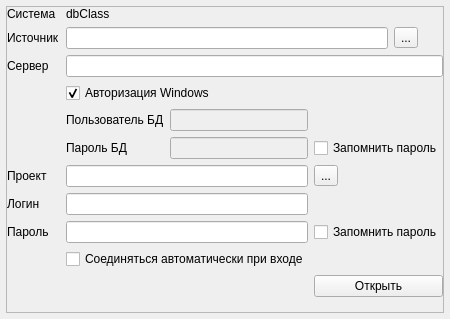
The window that client/tqconnectwidget.ui (sshmakov/Traquera) describes before a commit, drawn with Qt 5.
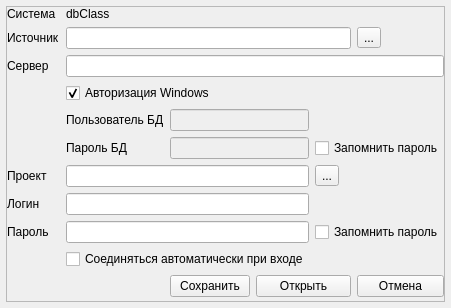
The same window after the commit.

What changed in the file:
```diff
--- a/client/tqconnectwidget.ui
+++ b/client/tqconnectwidget.ui
@@ -6,8 +6,8 @@
    <rect>
     <x>0</x>
     <y>0</y>
-    <width>450</width>
-    <height>319</height>
+    <width>451</width>
+    <height>308</height>
    </rect>
   </property>
   <property name="windowTitle">
@@ -17,7 +17,16 @@
    <property name="spacing">
     <number>6</number>
    </property>
-   <property name="margin">
+   <property name="leftMargin">
+    <number>6</number>
+   </property>
+   <property name="topMargin">
+    <number>6</number>
+   </property>
+   <property name="rightMargin">
+    <number>6</number>
+   </property>
+   <property name="bottomMargin">
     <number>6</number>
    </property>
    <item>
@@ -38,7 +47,16 @@
       <property name="spacing">
        <number>0</number>
       </property>
-      <property name="margin">
+      <property name="leftMargin">
+       <number>0</number>
+      </property>
+      <property name="topMargin">
+       <number>0</number>
+      </property>
+      <property name="rightMargin">
+       <number>0</number>
+      </property>
+      <property name="bottomMargin">
        <number>0</number>
       </property>
       <item>
@@ -49,23 +67,20 @@
         <property name="spacing">
          <number>6</number>
         </property>
-        <item row="0" column="1" colspan="2">
+        <item row="10" column="1" colspan="4">
+         <widget class="QCheckBox" name="autoLoginCheck">
+          <property name="text">
+           <string>Соединяться автоматически при входе</string>
+          </property>
+         </widget>
+        </item>
+        <item row="0" column="1" colspan="3">
          <widget class="QLabel" name="dbClassLabel">
           <property name="text">
            <string notr="true">dbClass</string>
           </property>
          </widget>
         </item>
-        <item row="6" column="2">
-         <widget class="QLineEdit" name="sqlPassEdit">
-          <property name="enabled">
-           <bool>false</bool>
-          </property>
-          <property name="echoMode">
-           <enum>QLineEdit::Password</enum>
-          </property>
-         </widget>
-        </item>
         <item row="4" column="1">
          <widget class="QLabel" name="label_9">
           <property name="text">
@@ -73,41 +88,10 @@
           </property>
          </widget>
         </item>
-        <item row="6" column="1">
-         <widget class="QLabel" name="label_5">
-          <property name="text">
-           <string>Пароль БД</string>
-          </property>
-         </widget>
-        </item>
-        <item row="2" column="0">
-         <widget class="QLabel" name="label">
-          <property name="text">
-           <string>Сервер</string>
-          </property>
-         </widget>
-        </item>
-        <item row="1" column="0">
-         <widget class="QLabel" name="label_7">
-          <property name="text">
-           <string>Источник</string>
-          </property>
-          <property name="buddy">
-           <cstring>dbmsEdit</cstring>
-          </property>
-         </widget>
-        </item>
-        <item row="7" column="0">
-         <widget class="QLabel" name="label_2">
-          <property name="text">
-           <string>Проект</string>
-          </property>
-         </widget>
-        </item>
-        <item row="0" column="0">
-         <widget class="QLabel" name="label_8">
-          <property name="text">
-           <string>Система</string>
+        <item row="9" column="1" colspan="3">
+         <widget class="QLineEdit" name="passwordEdit">
+          <property name="echoMode">
+           <enum>QLineEdit::Password</enum>
           </property>
          </widget>
         </item>
@@ -118,17 +102,17 @@
           </property>
          </widget>
         </item>
-        <item row="9" column="0">
-         <widget class="QLabel" name="label_6">
+        <item row="0" column="0">
+         <widget class="QLabel" name="label_8">
           <property name="text">
-           <string>Пароль</string>
+           <string>Система</string>
           </property>
          </widget>
         </item>
-        <item row="7" column="1" colspan="2">
+        <item row="7" column="1" colspan="3">
          <widget class="QLineEdit" name="projectEdit"/>
         </item>
-        <item row="3" column="1" colspan="3">
+        <item row="3" column="1" colspan="4">
          <widget class="QCheckBox" name="trustedUserBox">
           <property name="text">
            <string>Авторизация Windows</string>
@@ -138,10 +122,95 @@
           </property>
          </widget>
         </item>
-        <item row="10" column="1" colspan="3">
-         <widget class="QCheckBox" name="autoLoginCheck">
+        <item row="9" column="0">
+         <widget class="QLabel" name="label_6">
           <property name="text">
-           <string>Соединяться автоматически при входе</string>
+           <string>Пароль</string>
+          </property>
+         </widget>
+        </item>
+        <item row="2" column="0">
+         <widget class="QLabel" name="label">
+          <property name="text">
+           <string>Сервер</string>
+          </property>
+         </widget>
+        </item>
+        <item row="6" column="1">
+         <widget class="QLabel" name="label_5">
+          <property name="text">
+           <string>Пароль БД</string>
+          </property>
+         </widget>
+        </item>
+        <item row="7" column="0">
+         <widget class="QLabel" name="label_2">
+          <property name="text">
+           <string>Проект</string>
+          </property>
+         </widget>
+        </item>
+        <item row="1" column="0">
+         <widget class="QLabel" name="label_7">
+          <property name="text">
+           <string>Источник</string>
+          </property>
+          <property name="buddy">
+           <cstring>dbmsEdit</cstring>
+          </property>
+         </widget>
+        </item>
+        <item row="1" column="5">
+         <widget class="QToolButton" name="btnDBMS">
+          <property name="text">
+           <string>...</string>
+          </property>
+         </widget>
+        </item>
+        <item row="6" column="4" colspan="2">
+         <widget class="QCheckBox" name="saveDBPasswordCheck">
+          <property name="text">
+           <string>Запомнить пароль</string>
+          </property>
+         </widget>
+        </item>
+        <item row="9" column="4" colspan="2">
+         <widget class="QCheckBox" name="savePasswordCheck">
+          <property name="text">
+           <string>Запомнить пароль</string>
+          </property>
+         </widget>
+        </item>
+        <item row="8" column="1" colspan="3">
+         <widget class="QLineEdit" name="userEdit"/>
+        </item>
+        <item row="2" column="1" colspan="5">
+         <widget class="QLineEdit" name="serverEdit"/>
+        </item>
+        <item row="1" column="1" colspan="4">
+         <widget class="QLineEdit" name="dbmsEdit"/>
+        </item>
+        <item row="7" column="4">
+         <widget class="QToolButton" name="btnProjects">
+          <property name="text">
+           <string>...</string>
+          </property>
+         </widget>
+        </item>
+        <item row="4" column="2" colspan="2">
+         <widget class="QLineEdit" name="sqlUserEdit">
+          <property name="enabled">
+           <bool>false</bool>
+          </property>
+         </widget>
+        </item>
+        <item row="6" column="2" colspan="2">
+         <widget class="QLineEdit" name="sqlPassEdit">
+          <property name="enabled">
+           <bool>false</bool>
+          </property>
+          <property name="echoMode">
+           <enum>QLineEdit::Password</enum>
           </property>
          </widget>
         </item>
@@ -158,54 +227,17 @@
           </property>
          </spacer>
         </item>
-        <item row="6" column="3" colspan="2">
-         <widget class="QCheckBox" name="saveDBPasswordCheck">
+        <item row="11" column="2">
+         <widget class="QPushButton" name="btnSave">
           <property name="text">
-           <string>Запомнить пароль</string>
+           <string>Сохранить</string>
           </property>
          </widget>
         </item>
-        <item row="7" column="3">
-         <widget class="QToolButton" name="btnProjects">
+        <item row="11" column="5">
+         <widget class="QPushButton" name="btnCancel">
           <property name="text">
-           <string>...</string>
-          </property>
-         </widget>
-        </item>
-        <item row="4" column="2">
-         <widget class="QLineEdit" name="sqlUserEdit">
-          <property name="enabled">
-           <bool>false</bool>
-          </property>
-         </widget>
-        </item>
-        <item row="1" column="4">
-         <widget class="QToolButton" name="btnDBMS">
-          <property name="text">
-           <string>...</string>
-          </property>
-         </widget>
-        </item>
-        <item row="1" column="1" colspan="3">
-         <widget class="QLineEdit" name="dbmsEdit"/>
-        </item>
-        <item row="2" column="1" colspan="4">
-         <widget class="QLineEdit" name="serverEdit"/>
-        </item>
-        <item row="8" column="1" colspan="2">
-         <widget class="QLineEdit" name="userEdit"/>
-        </item>
-        <item row="9" column="3" colspan="2">
-         <widget class="QCheckBox" name="savePasswordCheck">
-          <property name="text">
-           <string>Запомнить пароль</string>
-          </property>
-         </widget>
-        </item>
-        <item row="9" column="1" colspan="2">
-         <widget class="QLineEdit" name="passwordEdit">
-          <property name="echoMode">
-           <enum>QLineEdit::Password</enum>
+           <string>Отмена</string>
           </property>
          </widget>
         </item>
```
Left out of the diff: 7 changed lines with no effect on the pictures.
